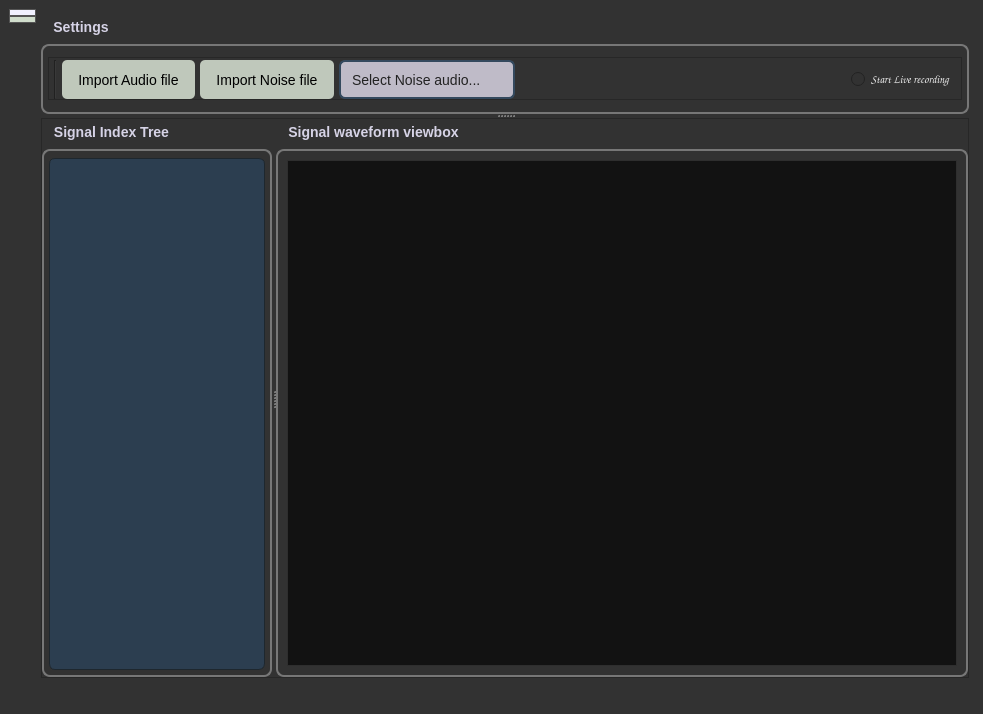
Before: the Qt Designer form UI/main_c.ui in PorcupineBee/projectANC, drawn with Qt 5.
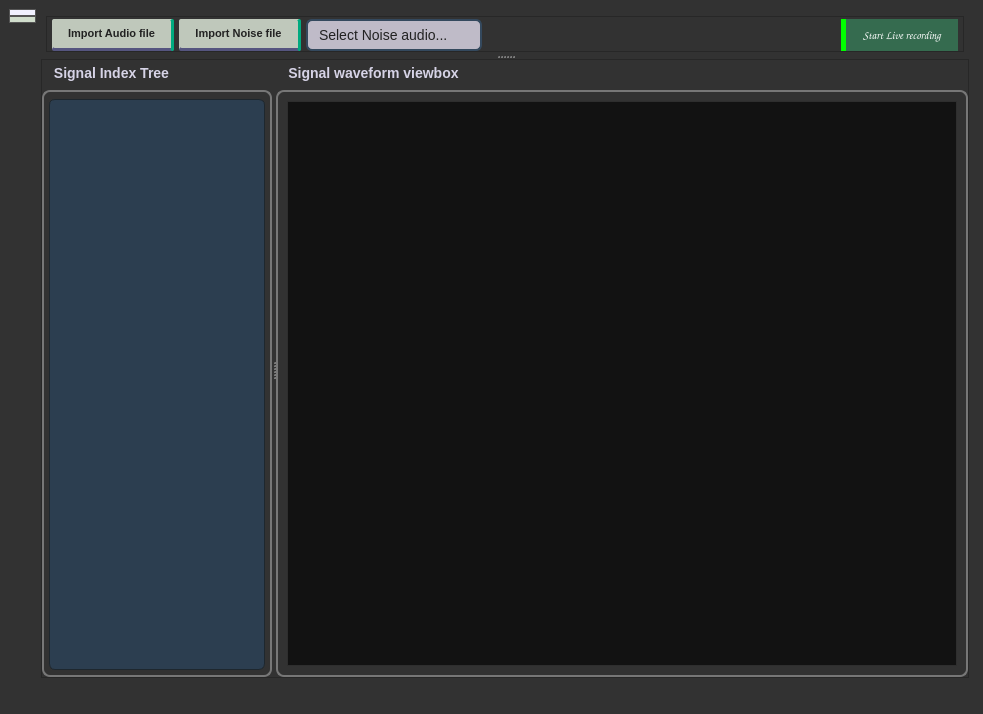
After: the same form once the commit is applied. Icons and pictures are not drawn.

Diff of the .ui file:
```diff
--- a/UI/main_c.ui
+++ b/UI/main_c.ui
@@ -131,14 +131,14 @@
         <string notr="true">/* Default Button */
 QPushButton {
 	background-color: rgb(191, 200, 187);
-    color: black; /* */
+    color: #222; /* */
 	border:None;
-  /*  border-bottom: 3px solid rgb(160, 160, 0); 
-    border-right: 3px solid rgb(160, 160, 0);*/
-    border-radius: 5px;
-    padding: 8px 16px;
-    font-size: 14px;
-/*font-weight: bold;*/
+   border-right: 3px solid rgb(0, 170, 127);
+    border-bottom: 3px solid   rgb(85, 85, 127);
+    border-radius: 2px;
+    padding: 0px 16px;
+    font-size: 8pt;
+    font-weight: bold;
 }
 
 /* Hover Effect */
@@ -195,7 +195,7 @@
           <property name="orientation">
            <enum>Qt::Vertical</enum>
           </property>
-          <widget class="QGroupBox" name="groupBox">
+          <widget class="QFrame" name="frame">
            <property name="sizePolicy">
             <sizepolicy hsizetype="Preferred" vsizetype="Maximum">
              <horstretch>0</horstretch>
@@ -205,12 +205,9 @@
            <property name="maximumSize">
             <size>
              <width>16777215</width>
-             <height>100</height>
+             <height>41</height>
             </size>
            </property>
-           <property name="title">
-            <string>Settings</string>
-           </property>
            <layout class="QVBoxLayout" name="verticalLayout_5">
             <property name="spacing">
              <number>0</number>
@@ -219,13 +216,13 @@
              <number>5</number>
             </property>
             <property name="topMargin">
-             <number>5</number>
+             <number>0</number>
             </property>
             <property name="rightMargin">
              <number>5</number>
             </property>
             <property name="bottomMargin">
-             <number>5</number>
+             <number>0</number>
             </property>
             <item>
              <widget class="QFrame" name="frame_10">
@@ -257,19 +254,12 @@
                <property name="bottomMargin">
                 <number>0</number>
                </property>
-               <item>
-                <widget class="Line" name="line">
-                 <property name="orientation">
-                  <enum>Qt::Vertical</enum>
-                 </property>
-                </widget>
-               </item>
                <item>
                 <widget class="QPushButton" name="add_Audio_btn">
                  <property name="minimumSize">
                   <size>
                    <width>0</width>
-                   <height>39</height>
+                   <height>32</height>
                   </size>
                  </property>
                  <property name="text">
@@ -282,7 +272,7 @@
                  <property name="minimumSize">
                   <size>
                    <width>0</width>
-                   <height>39</height>
+                   <height>32</height>
                   </size>
                  </property>
                  <property name="text">
@@ -295,7 +285,7 @@
                  <property name="minimumSize">
                   <size>
                    <width>0</width>
-                   <height>39</height>
+                   <height>32</height>
                   </size>
                  </property>
                  <property name="styleSheet">
@@ -381,11 +371,11 @@
                 </spacer>
                </item>
                <item>
-                <widget class="QRadioButton" name="start_recording_btn">
+                <widget class="QPushButton" name="start_recording_btn">
                  <property name="minimumSize">
                   <size>
                    <width>0</width>
-                   <height>39</height>
+                   <height>32</height>
                   </size>
                  </property>
                  <property name="font">
@@ -398,12 +388,35 @@
                   </font>
                  </property>
                  <property name="styleSheet">
-                  <string notr="true">color: #f1f1f1;
-font-weight: bold;</string>
+                  <string notr="true">QPushButton {
+border:None;
+border-left:5px solid rgb(0, 255, 0);
+background-color: rgb(53, 107, 79);
+color:white;
+border-radius:0px;
+}
+QPushButton::hover {
+border-left:5px solid rgb(85, 170, 255);
+background-color: rgb(36, 109, 109);
+
+}
+QPushButton::pressed {
+border-left:5px solid rgb(85, 170, 255);
+background-color: rgb(36, 109, 109);
+
+}
+QPushButton::checked {
+border-left:5px solid rgb(255, 0, 4);
+background-color: rgb(152, 0, 3);
+
+}</string>
                  </property>
                  <property name="text">
                   <string>Start Live recording</string>
                  </property>
+                 <property name="checkable">
+                  <bool>true</bool>
+                 </property>
                 </widget>
                </item>
               </layout>
```
Left out of the diff: 5 changed lines with no effect on the pictures.
